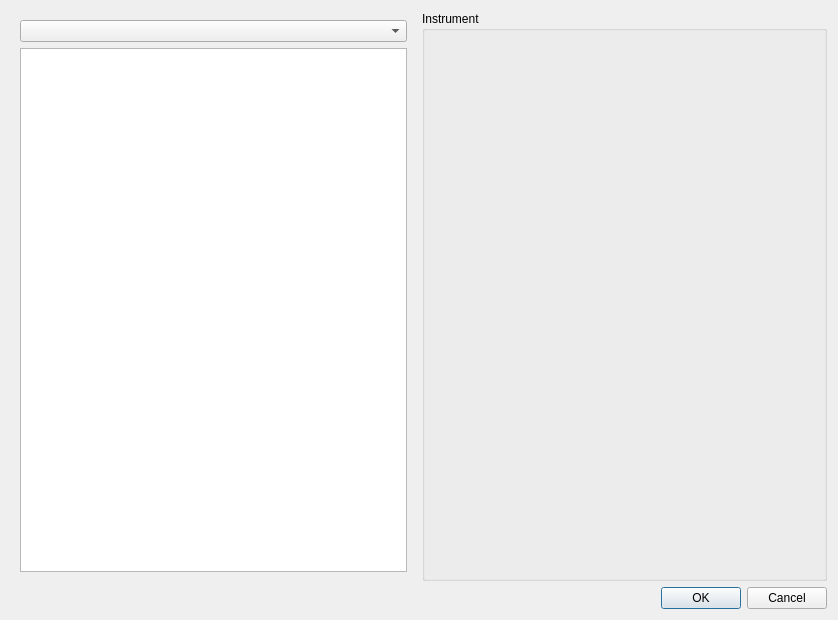
Old version of the form midi-recorder/instrumentselectiondialog.ui in the repository wtrsltnk/craft.
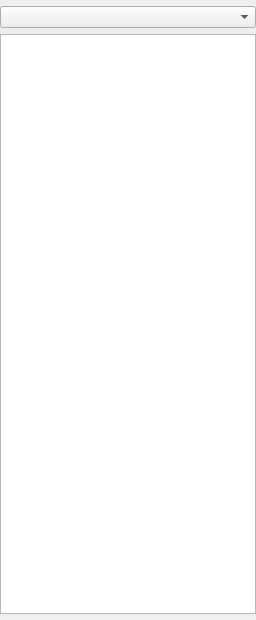
New version of the form.

Diff of the .ui file:
```diff
--- a/midi-recorder/instrumentselectiondialog.ui
+++ b/midi-recorder/instrumentselectiondialog.ui
@@ -1,15 +1,21 @@
 <?xml version="1.0" encoding="UTF-8"?>
 <ui version="4.0">
  <class>InstrumentSelectionDialog</class>
- <widget class="QDialog" name="InstrumentSelectionDialog">
+ <widget class="QWidget" name="InstrumentSelectionDialog">
   <property name="geometry">
    <rect>
     <x>0</x>
     <y>0</y>
-    <width>838</width>
+    <width>256</width>
     <height>620</height>
    </rect>
   </property>
+  <property name="sizePolicy">
+   <sizepolicy hsizetype="Fixed" vsizetype="Preferred">
+    <horstretch>0</horstretch>
+    <verstretch>0</verstretch>
+   </sizepolicy>
+  </property>
   <property name="windowTitle">
    <string>Select intrument</string>
   </property>
@@ -17,8 +23,26 @@
    <bool>true</bool>
   </property>
   <layout class="QVBoxLayout" name="verticalLayout">
+   <property name="spacing">
+    <number>0</number>
+   </property>
+   <property name="leftMargin">
+    <number>0</number>
+   </property>
+   <property name="topMargin">
+    <number>0</number>
+   </property>
+   <property name="rightMargin">
+    <number>0</number>
+   </property>
+   <property name="bottomMargin">
+    <number>0</number>
+   </property>
    <item>
     <layout class="QHBoxLayout" name="horizontalLayout">
+     <property name="spacing">
+      <number>0</number>
+     </property>
      <item>
       <widget class="QWidget" name="widget" native="true">
        <property name="sizePolicy">
@@ -28,6 +52,21 @@
         </sizepolicy>
        </property>
        <layout class="QVBoxLayout" name="verticalLayout_2">
+        <property name="spacing">
+         <number>6</number>
+        </property>
+        <property name="leftMargin">
+         <number>0</number>
+        </property>
+        <property name="topMargin">
+         <number>6</number>
+        </property>
+        <property name="rightMargin">
+         <number>0</number>
+        </property>
+        <property name="bottomMargin">
+         <number>6</number>
+        </property>
         <item>
          <widget class="QComboBox" name="cmbBank">
           <property name="maxVisibleItems">
@@ -36,36 +75,20 @@
          </widget>
         </item>
         <item>
-         <widget class="QListWidget" name="lstInstruments"/>
+         <widget class="QListWidget" name="lstInstruments">
+          <property name="sizePolicy">
+           <sizepolicy hsizetype="Preferred" vsizetype="Expanding">
+            <horstretch>0</horstretch>
+            <verstretch>0</verstretch>
+           </sizepolicy>
+          </property>
+         </widget>
         </item>
        </layout>
       </widget>
      </item>
-     <item>
-      <widget class="QGroupBox" name="grbInstrument">
-       <property name="sizePolicy">
-        <sizepolicy hsizetype="Expanding" vsizetype="Expanding">
-         <horstretch>0</horstretch>
-         <verstretch>0</verstretch>
-        </sizepolicy>
-       </property>
-       <property name="title">
-        <string>Instrument</string>
-       </property>
-      </widget>
-     </item>
     </layout>
    </item>
-   <item>
-    <widget class="QDialogButtonBox" name="buttonBox">
-     <property name="orientation">
-      <enum>Qt::Horizontal</enum>
-     </property>
-     <property name="standardButtons">
-      <set>QDialogButtonBox::Cancel|QDialogButtonBox::Ok</set>
-     </property>
-    </widget>
-   </item>
   </layout>
  </widget>
  <resources/>
```
Left out of the diff: 38 changed lines with no effect on the pictures.
